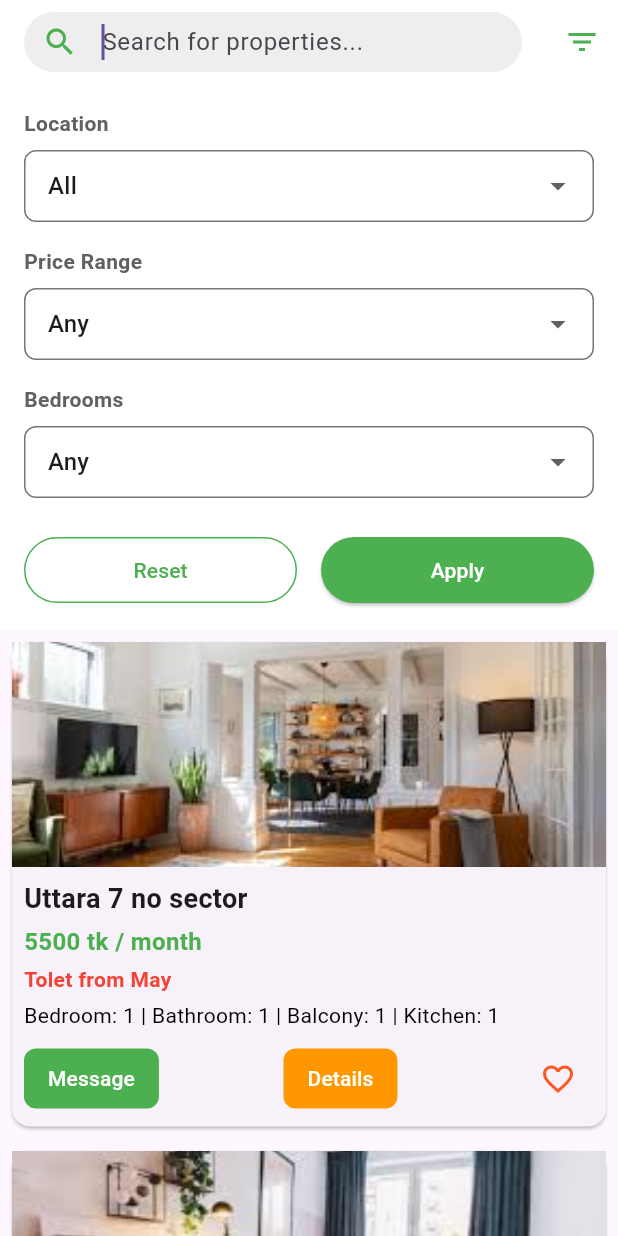
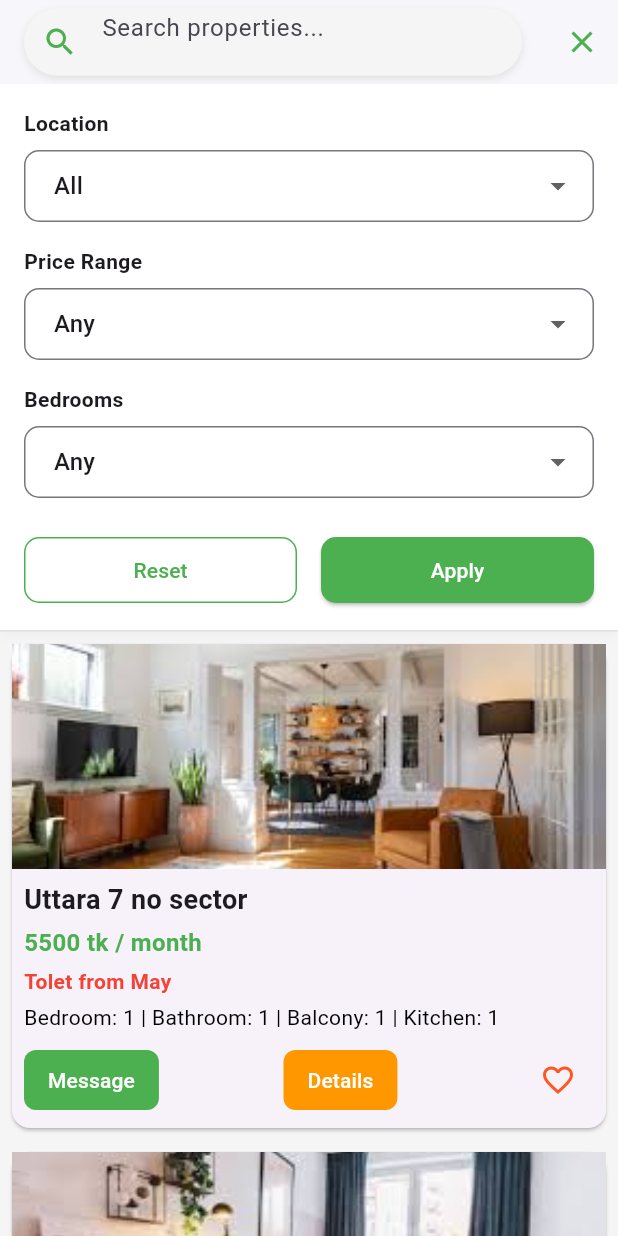
Before and after one commit to ashib11/Nestmate, a Flutter app: the SearchScreen screen opened directly, after a tap on the "filter list" icon, on a phone screen of 412 x 824 dp. Run offline on Flutter 3.47's test engine with Material 3 defaults, Android fonts, the phone set to English and light mode, and no system bars; our stand-ins replace cloud_firestore, firebase_auth, firebase_core, flutter_svg, image_picker, lottie and 1 more; missing offline and left inert: firestore_cache; accounts and stored records are empty.

Commit message:
search_page updated

```diff
--- a/lib/screens/search_screen.dart
+++ b/lib/screens/search_screen.dart
@@ -9,13 +9,11 @@ class SearchScreen extends StatefulWidget {
 
 class _SearchScreenState extends State<SearchScreen> {
   final TextEditingController _searchController = TextEditingController();
-  String _selectedSort = "Relevance";
   String _selectedLocation = "All";
   String _selectedPriceRange = "Any";
   String _selectedBedrooms = "Any";
   bool _showFilters = false;
 
-  // Sample property data - fixed syntax
   final List<Property> _allProperties = [
     Property(
       imageUrl: 'assets/aprtmnt1.jpg.jpeg',
@@ -43,7 +41,6 @@ class _SearchScreenState extends State<SearchScreen> {
       userImage: 'assets/profile2.jpg',
       postTime: DateTime.now().subtract(Duration(hours: 2, minutes: 45)),
     ),
-
   ];
 
   List<Property> _filteredProperties = [];
@@ -64,11 +61,8 @@ class _SearchScreenState extends State<SearchScreen> {
   void _performSearch() {
     final query = _searchController.text.toLowerCase();
     setState(() {
-      _filteredProperties =
-          _allProperties.where((property) {
-            final locationMatch = property.location.toLowerCase().contains(
-              query,
-            );
+      _filteredProperties = _allProperties.where((property) {
+        final locationMatch = property.location.toLowerCase().contains(query);
         final priceMatch = property.price.toLowerCase().contains(query);
         final bedroomMatch = property.bedroom.toString().contains(query);
         return locationMatch || priceMatch || bedroomMatch;
@@ -78,15 +72,29 @@ class _SearchScreenState extends State<SearchScreen> {
 
   void _applyFilters() {
     setState(() {
-      _filteredProperties =
-          _allProperties.where((property) {
-            bool locationMatch =
-                _selectedLocation == "All" ||
-                    property.location.contains(_selectedLocation);
-            bool priceMatch = true; // price range logic
-            bool bedroomMatch =
-                _selectedBedrooms == "Any" ||
-                    property.bedroom == int.tryParse(_selectedBedrooms);
+      _filteredProperties = _allProperties.where((property) {
+        bool locationMatch = _selectedLocation == "All" || property.location.contains(_selectedLocation);
+
+        bool priceMatch = true;
+        final price = int.tryParse(property.price.split(' ')[0]) ?? 0;
+        switch (_selectedPriceRange) {
+          case "Under 5000":
+            priceMatch = price < 5000;
+            break;
+          case "5000-10000":
+            priceMatch = price >= 5000 && price <= 10000;
+            break;
+          case "10000-20000":
+            priceMatch = price >= 10000 && price <= 20000;
+            break;
+          case "Above 20000":
+            priceMatch = price > 20000;
+            break;
+        }
+
+        bool bedroomMatch = _selectedBedrooms == "Any" ||
+            (_selectedBedrooms == "4+" ? property.bedroom >= 4 : property.bedroom == int.tryParse(_selectedBedrooms));
+
         return locationMatch && priceMatch && bedroomMatch;
       }).toList();
       _showFilters = false;
@@ -103,160 +111,106 @@ class _SearchScreenState extends State<SearchScreen> {
     });
   }
 
-  @override
-  Widget build(BuildContext context) {
-    return Scaffold(
-      appBar: AppBar(
-        backgroundColor: Colors.white,
-        elevation: 0,
-        title: Container(
-          height: 40,
+  Widget _buildSearchBar() {
+    return Container(
+      height: 45,
       decoration: BoxDecoration(
-            color: Colors.grey[200],
-            borderRadius: BorderRadius.circular(20),
+        color: Colors.grey[100],
+        borderRadius: BorderRadius.circular(25),
+        boxShadow: [
+          BoxShadow(
+            color: Colors.grey.shade300,
+            offset: Offset(0, 2),
+            blurRadius: 4,
+          ),
+        ],
       ),
       child: TextField(
         controller: _searchController,
-            autofocus: true,
-            keyboardType: TextInputType.text,
         decoration: InputDecoration(
+          hintText: "Search properties...",
           prefixIcon: Icon(Icons.search, color: Colors.green),
-              hintText: 'Search for properties...',
           border: InputBorder.none,
-              contentPadding: EdgeInsets.symmetric(vertical: 10),
+          contentPadding: EdgeInsets.symmetric(horizontal: 16),
         ),
       ),
-        ),
-        actions: [
-          IconButton(
-            icon: Icon(Icons.filter_list, color: Colors.green),
-            onPressed: () {
-              setState(() {
-                _showFilters = !_showFilters;
-              });
-            },
-          ),
-        ],
-      ),
-      body: Column(
-        children: [
-          if (_showFilters) _buildFiltersPanel(),
-          _buildFilterChips(),
-          Expanded(
-            child:
-            _filteredProperties.isEmpty
-                ? Center(
+    );
+  }
+
+  Widget _buildFilterButton() {
+    return IconButton(
+      icon: Icon(_showFilters ? Icons.close : Icons.filter_list, color: Colors.green),
+      onPressed: () => setState(() => _showFilters = !_showFilters),
+    );
+  }
+
+  Widget _buildEmptyState() {
+    return Center(
       child: Column(
         mainAxisAlignment: MainAxisAlignment.center,
         children: [
-                  Icon(Icons.search_off, size: 60, color: Colors.grey),
+          Icon(Icons.search_off_outlined, size: 70, color: Colors.grey),
           SizedBox(height: 16),
-                  Text(
-                    'No properties found',
-                    style: TextStyle(fontSize: 18, color: Colors.grey),
-                  ),
+          Text("No results found", style: TextStyle(fontSize: 18, fontWeight: FontWeight.w500)),
           if (_searchController.text.isNotEmpty)
             TextButton(
               onPressed: () {
                 _searchController.clear();
                 _performSearch();
               },
-                      child: Text('Clear search'),
-                    ),
-                ],
-              ),
+              child: Text("Clear Search", style: TextStyle(color: Colors.green)),
             )
-                : ListView.builder(
-              itemCount: _filteredProperties.length,
-              itemBuilder: (context, index) {
-                return PropertyCard(
-                  property: _filteredProperties[index],
-                );
-              },
-            ),
-          ),
         ],
       ),
     );
   }
 
+  Widget _buildPropertyList() {
+    return ListView.builder(
+      itemCount: _filteredProperties.length,
+      itemBuilder: (context, index) => PropertyCard(property: _filteredProperties[index]),
+    );
+  }
+
   Widget _buildFiltersPanel() {
-    return Container(
+    return AnimatedContainer(
+      duration: Duration(milliseconds: 300),
       padding: EdgeInsets.all(16),
+      decoration: BoxDecoration(
         color: Colors.white,
+        border: Border(bottom: BorderSide(color: Colors.grey.shade300)),
+        boxShadow: [
+          BoxShadow(
+            color: Colors.grey.shade200,
+            offset: Offset(0, 2),
+            blurRadius: 6,
+          ),
+        ],
+      ),
       child: Column(
         children: [
           _buildFilterDropdown(
             label: 'Location',
             value: _selectedLocation,
-            items: [
-              'All',
-              'Uttara',
-              'Dhanmondi',
-              'Mirpur',
-              'Gulshan',
-              'Banani',
-            ],
-            onChanged: (value) {
-              setState(() {
-                _selectedLocation = value!;
-              });
-            },
+            items: ['All', 'Uttara', 'Dhanmondi', 'Mirpur', 'Gulshan', 'Banani'],
+            onChanged: (value) => setState(() => _selectedLocation = value!),
           ),
           SizedBox(height: 16),
           _buildFilterDropdown(
             label: 'Price Range',
             value: _selectedPriceRange,
-            items: [
-              'Any',
-              'Under 5000',
-              '5000-10000',
-              '10000-20000',
-              'Above 20000',
-            ],
-            onChanged: (value) {
-              setState(() {
-                _selectedPriceRange = value!;
-              });
-            },
+            items: ['Any', 'Under 5000', '5000-10000', '10000-20000', 'Above 20000'],
+            onChanged: (value) => setState(() => _selectedPriceRange = value!),
           ),
           SizedBox(height: 16),
           _buildFilterDropdown(
             label: 'Bedrooms',
             value: _selectedBedrooms,
             items: ['Any', '1', '2', '3', '4+'],
-            onChanged: (value) {
-              setState(() {
-                _selectedBedrooms = value!;
-              });
-            },
+            onChanged: (value) => setState(() => _selectedBedrooms = value!),
           ),
           SizedBox(height: 24),
-          Row(
-            children: [
-              Expanded(
-                child: OutlinedButton(
-                  onPressed: _resetFilters,
-                  style: OutlinedButton.styleFrom(
-                    padding: EdgeInsets.symmetric(vertical: 12),
-                    side: BorderSide(color: Colors.green),
-                  ),
-                  child: Text('Reset', style: TextStyle(color: Colors.green)),
-                ),
-              ),
-              SizedBox(width: 16),
-              Expanded(
-                child: ElevatedButton(
-                  onPressed: _applyFilters,
-                  style: ElevatedButton.styleFrom(
-                    backgroundColor: Colors.green,
-                    padding: EdgeInsets.symmetric(vertical: 12),
-                  ),
-                  child: Text('Apply', style: TextStyle(color: Colors.white)),
-                ),
-              ),
-            ],
-          ),
+          _buildFilterButtons(),
         ],
       ),
     );
@@ -271,25 +225,46 @@ class _SearchScreenState extends State<SearchScreen> {
     return Column(
       crossAxisAlignment: CrossAxisAlignment.start,
       children: [
-        Text(
-          label,
-          style: TextStyle(
-            fontWeight: FontWeight.bold,
-            color: Colors.grey[700],
-          ),
-        ),
+        Text(label, style: TextStyle(fontWeight: FontWeight.w600)),
         SizedBox(height: 8),
         DropdownButtonFormField<String>(
           value: value,
           decoration: InputDecoration(
-            contentPadding: EdgeInsets.symmetric(horizontal: 12),
-            border: OutlineInputBorder(borderRadius: BorderRadius.circular(8)),
+            contentPadding: EdgeInsets.symmetric(horizontal: 16),
+            border: OutlineInputBorder(borderRadius: BorderRadius.circular(10)),
           ),
-          items:
-          items.map((item) {
-            return DropdownMenuItem(value: item, child: Text(item));
-          }).toList(),
+          items: items.map((item) => DropdownMenuItem(value: item, child: Text(item))).toList(),
           onChanged: onChanged,
+        ),
+      ],
+    );
+  }
+
+  Widget _buildFilterButtons() {
+    return Row(
+      children: [
+        Expanded(
+          child: OutlinedButton(
+            onPressed: _resetFilters,
+            style: OutlinedButton.styleFrom(
+              padding: EdgeInsets.symmetric(vertical: 12),
+              side: BorderSide(color: Colors.green),
+              shape: RoundedRectangleBorder(borderRadius: BorderRadius.circular(10)),
+            ),
+            child: Text("Reset", style: TextStyle(color: Colors.green)),
+          ),
+        ),
+        SizedBox(width: 16),
+        Expanded(
+          child: ElevatedButton(
+            onPressed: _applyFilters,
+            style: ElevatedButton.styleFrom(
+              backgroundColor: Colors.green,
+              padding: EdgeInsets.symmetric(vertical: 12),
+              shape: RoundedRectangleBorder(borderRadius: BorderRadius.circular(10)),
+            ),
+            child: Text("Apply", style: TextStyle(color: Colors.white)),
+          ),
         ),
       ],
     );
@@ -299,38 +274,27 @@ class _SearchScreenState extends State<SearchScreen> {
     final activeFilters = [
       if (_selectedLocation != "All") _selectedLocation,
       if (_selectedPriceRange != "Any") _selectedPriceRange,
-      if (_selectedBedrooms != "Any") '${_selectedBedrooms} Beds',
+      if (_selectedBedrooms != "Any") "${_selectedBedrooms} Beds",
     ];
 
     if (activeFilters.isEmpty) return SizedBox();
 
     return Container(
-      padding: EdgeInsets.symmetric(horizontal: 16, vertical: 8),
       height: 50,
+      padding: EdgeInsets.symmetric(horizontal: 16),
       child: ListView(
         scrollDirection: Axis.horizontal,
-        children:
-        activeFilters.map((filter) {
+        children: activeFilters.map((filter) {
           return Padding(
             padding: const EdgeInsets.only(right: 8.0),
             child: Chip(
               label: Text(filter),
-              backgroundColor: Colors.green[100],
-              deleteIcon: Icon(Icons.close, size: 16),
+              backgroundColor: Colors.green.shade100,
+              deleteIcon: Icon(Icons.close),
               onDeleted: () {
-                if (filter == _selectedLocation) {
-                  setState(() {
-                    _selectedLocation = "All";
-                  });
-                } else if (filter == _selectedPriceRange) {
-                  setState(() {
-                    _selectedPriceRange = "Any";
-                  });
-                } else if (filter.contains('Beds')) {
-                  setState(() {
-                    _selectedBedrooms = "Any";
-                  });
-                }
+                if (filter == _selectedLocation) _selectedLocation = "All";
+                else if (filter == _selectedPriceRange) _selectedPriceRange = "Any";
+                else if (filter.contains('Beds')) _selectedBedrooms = "Any";
                 _applyFilters();
               },
             ),
@@ -339,4 +303,26 @@ class _SearchScreenState extends State<SearchScreen> {
       ),
     );
   }
+
+  @override
+  Widget build(BuildContext context) {
+    return Scaffold(
+      backgroundColor: Colors.grey[100],
+      appBar: AppBar(
+        elevation: 1,
+        backgroundColor: Colors.white,
+        title: _buildSearchBar(),
+        actions: [_buildFilterButton()],
+      ),
+      body: Column(
+        children: [
+          if (_showFilters) _buildFiltersPanel(),
+          _buildFilterChips(),
+          Expanded(
+            child: _filteredProperties.isEmpty ? _buildEmptyState() : _buildPropertyList(),
+          ),
+        ],
+      ),
+    );
   }
+}
```
Lines whose indentation alone changed are shown as unchanged.
